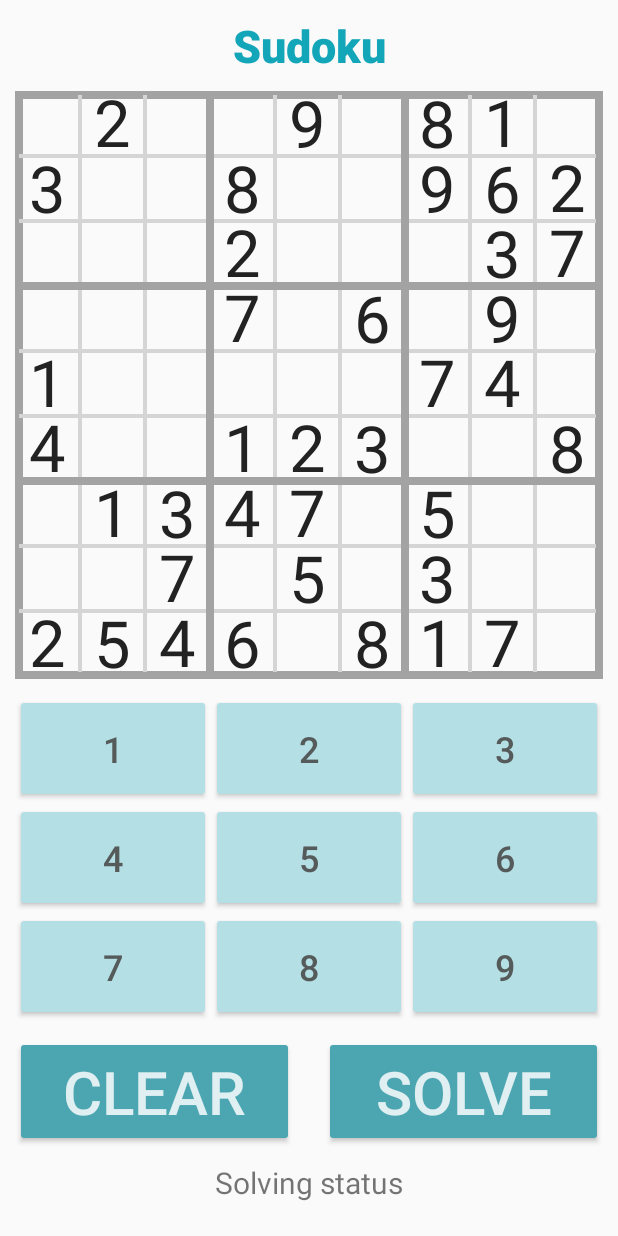
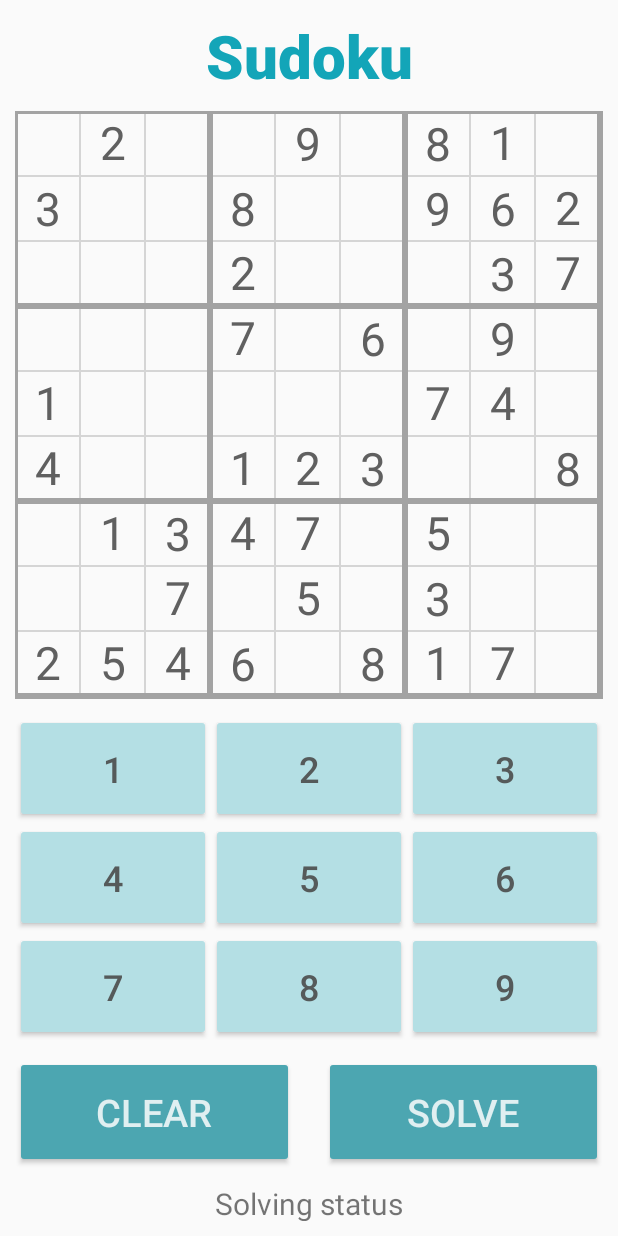
Before and after one commit to bhadrik/Sudoku-android, an Android app: the screen it shows after launch (MainActivity), on a phone screen of 412 x 824 dp. Run offline under Robolectric (Android 15) with nearby library versions, the light colour scheme and no system bars.

Commit message:
Color adjust

```diff
--- a/app/src/main/java/com/bhadrik/sudoku/SudokuBoard.java
+++ b/app/src/main/java/com/bhadrik/sudoku/SudokuBoard.java
@@ -16,14 +16,14 @@ public class SudokuBoard extends View {
     private final int thinLineColor;
     private final int cellFillColor;
     private final int cellHighlightColor;
-    private final int latterColor;
-    private final int latterSolveColor;
+    private final int textColor;
+    private final int textSolveColor;
 
     private final Paint boardColorPaint = new Paint();
     private final Paint cellFillColorPaint = new Paint();
     private final Paint cellHighlightColorPaint = new Paint();
-    private final Paint latterColorPaint = new Paint();
-    private final Rect latterPaintBounds = new Rect();
+    private final Paint textColorPaint = new Paint();
+    private final Rect textPaintBounds = new Rect();
 
     private final Solver solver = new Solver();
 
@@ -38,8 +38,8 @@ public class SudokuBoard extends View {
             thinLineColor = array.getInt(R.styleable.SudokuBoard_thinLineColor, 0);
             cellFillColor = array.getInt(R.styleable.SudokuBoard_cellFillColor,0);
             cellHighlightColor = array.getInt(R.styleable.SudokuBoard_cellHighlightColor,0);
-            latterColor = array.getInt(R.styleable.SudokuBoard_latterColor, 0);
-            latterSolveColor = array.getInt(R.styleable.SudokuBoard_latterSolveColor, 0);
+            textColor = array.getInt(R.styleable.SudokuBoard_textColor, 0);
+            textSolveColor = array.getInt(R.styleable.SudokuBoard_textSolveColor, 0);
         }finally {
             array.recycle();
         }
@@ -72,13 +72,13 @@ public class SudokuBoard extends View {
         cellHighlightColorPaint.setColor(cellHighlightColor);
         cellHighlightColorPaint.setAntiAlias(true);
 
-        latterColorPaint.setStyle(Paint.Style.FILL);
-        latterColorPaint.setAntiAlias(true);
-        latterColorPaint.setColor(latterColor);
+        textColorPaint.setStyle(Paint.Style.FILL);
+        textColorPaint.setAntiAlias(true);
+        textColorPaint.setColor(textColor);
 
         colorCell(canvas, solver.getSelectedRow(), solver.getSelectedColumn());
+        drawBoard(canvas);
         canvas.drawRect(0,0, getWidth(), getHeight(), boardColorPaint);
-        drawBoard(canvas);
         drawNumbers(canvas);
     }
 
@@ -107,40 +107,22 @@ public class SudokuBoard extends View {
     private void drawNumbers(Canvas canvas){
 //        Log.i("Drawing", "###########################Drawing Numbers########################");
 //        solver.display();
-        latterColorPaint.setTextSize(cellSize);
+        textColorPaint.setTextSize(cellSize*0.7f);
         for(int r=0; r<9; r++){
             for(int c=0; c<9; c++) {
                 if(solver.getBoard()[r][c] != 0){
                     String text = Integer.toString(solver.getBoard()[r][c]);
                     float width, height;
 
-                    latterColorPaint.getTextBounds(text, 0 ,text.length(), latterPaintBounds);
-                    width = latterColorPaint.measureText(text);
-                    height = latterPaintBounds.height();
+                    textColorPaint.getTextBounds(text, 0 ,text.length(), textPaintBounds);
+                    width = textColorPaint.measureText(text);
+                    height = textPaintBounds.height();
 
                     canvas.drawText(text, c*cellSize+(cellSize-width)/2,
-                            r*cellSize+cellSize-((cellSize-height)/2), latterColorPaint);
+                            r*cellSize+cellSize-((cellSize-height)/2), textColorPaint);
                 }
             }
         }
-
-        /*latterColorPaint.setColor(latterSolveColor);
-        for(ArrayList<Object> letter : solver.getEmptyBoxIndex()){
-            int r = (int)letter.get(0);
-            int c = (int)letter.get(1);
-
-            if(solver.getBoard()[r][c] != 0){
-                String text = Integer.toString(solver.getBoard()[r][c]);
-                float width, height;
-
-                latterColorPaint.getTextBounds(text, 0 ,text.length(), latterPaintBounds);
-                width = latterColorPaint.measureText(text);
-                height = latterPaintBounds.height();
-
-                canvas.drawText(text, c*cellSize+(cellSize-width)/2,
-                        r*cellSize+cellSize-((cellSize-height)/2), latterColorPaint);
-            }
-        }*/
     }
 
     private void colorCell(Canvas canvas, int r, int c){
@@ -158,13 +140,13 @@ public class SudokuBoard extends View {
 
     private void drawThickLine(){
         boardColorPaint.setStyle(Paint.Style.STROKE);
-        boardColorPaint.setStrokeWidth(8);
+        boardColorPaint.setStrokeWidth(6);
         boardColorPaint.setColor(boardColor);
     }
 
     private  void drawThinLine(){
         boardColorPaint.setStyle(Paint.Style.STROKE);
-        boardColorPaint.setStrokeWidth(4);
+        boardColorPaint.setStrokeWidth(2);
         boardColorPaint.setColor(thinLineColor);
     }
 
--- a/app/src/main/res/layout/activity_main.xml
+++ b/app/src/main/res/layout/activity_main.xml
@@ -10,6 +10,9 @@
         android:layout_width="match_parent"
         android:layout_height="match_parent"
         android:orientation="vertical"
+        custom:layout_constraintBottom_toBottomOf="parent"
+        custom:layout_constraintEnd_toEndOf="parent"
+        custom:layout_constraintStart_toStartOf="parent"
         custom:layout_constraintTop_toTopOf="parent">
 
         <TextView
@@ -21,7 +24,8 @@
             android:text="Sudoku"
             android:textAlignment="center"
             android:textColor="@color/bodyColor"
-            android:textSize="30sp" />
+            android:textFontWeight="1000"
+            android:textSize="40sp" />
 
         <com.bhadrik.sudoku.SudokuBoard
             android:id="@+id/sudokuBoard"
@@ -31,10 +35,10 @@
             android:layout_marginRight="10dp"
             android:layout_marginBottom="10dp"
             custom:boardColor="#A3A3A3"
-            custom:cellFillColor="#C9EDF1"
-            custom:cellHighlightColor="#D5D5D5"
-            custom:latterColor="#222222"
-            custom:latterSolveColor="#2E3B3C"
+            custom:cellFillColor="#D0EBED"
+            custom:cellHighlightColor="#ECECEC"
+            custom:textColor="#606060"
+            custom:textSolveColor="#2E3B3C"
             custom:thinLineColor="#D5D5D5" />
 
         <LinearLayout
@@ -197,9 +201,10 @@
                 android:layout_weight="1"
                 android:backgroundTint="#4CA6B1"
                 android:onClick="BTNClearPress"
+                android:padding="20dp"
                 android:text="@string/clear"
                 android:textColor="#E0EFF1"
-                android:textSize="40sp"/>
+                android:textSize="25sp" />
 
             <Button
                 android:id="@+id/BTNSolve"
@@ -210,20 +215,27 @@
                 android:layout_weight="1"
                 android:backgroundTint="#4CA6B1"
                 android:onClick="BTNSolvePress"
+                android:padding="20dp"
                 android:text="@string/solve"
                 android:textColor="#E0EFF1"
-                android:textSize="40sp"/>
+                android:textSize="25sp" />
 
         </LinearLayout>
 
-        <TextView
-            android:id="@+id/Status"
+        <LinearLayout
             android:layout_width="match_parent"
-            android:layout_height="wrap_content"
-            android:text="Solving status"
-            android:textSize="20sp"
-            android:layout_margin="10dp"
-            android:textAlignment="center" />
+            android:layout_height="match_parent"
+            android:layout_margin="10dp">
+
+            <TextView
+                android:id="@+id/Status"
+                android:layout_width="match_parent"
+                android:layout_height="wrap_content"
+                android:text="Solving status"
+                android:textAlignment="center"
+                android:textSize="20sp" />
+
+        </LinearLayout>
 
     </LinearLayout>
 
--- a/app/src/main/res/values/addrs.xml
+++ b/app/src/main/res/values/addrs.xml
@@ -5,7 +5,7 @@
         <attr name="thinLineColor" format="color"/>
         <attr name="cellFillColor" format="color"/>
         <attr name="cellHighlightColor" format="color"/>
-        <attr name="latterColor" format="color"/>
-        <attr name="latterSolveColor" format="color"/>
+        <attr name="textColor" format="color"/>
+        <attr name="textSolveColor" format="color"/>
     </declare-styleable>
 </resources>
```
